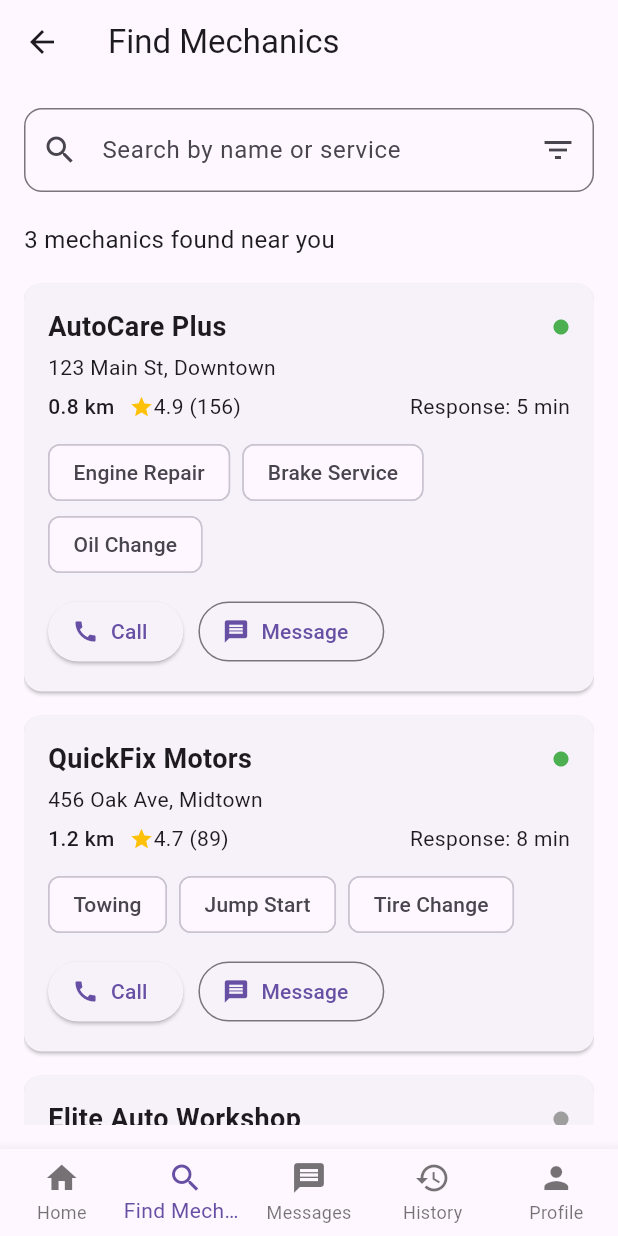
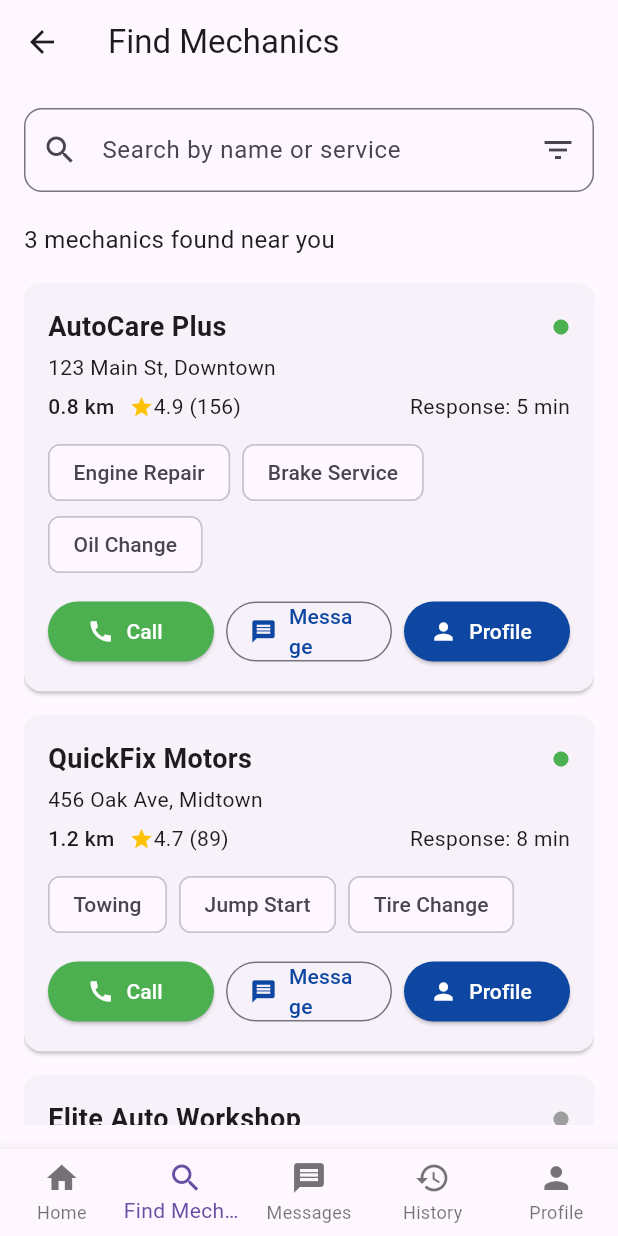
Before and after one commit to Abrar10592/MechaFind, a Flutter app: the UserHomePage screen opened by its route, item 2 of the bottom bar chosen, after a tap on "Call", on a phone screen of 412 x 824 dp. Run offline on Flutter 3.47's test engine with Material 3 defaults, Android fonts, the light colour scheme and no system bars; our stand-ins replace geocoding, geolocator.

Commit message:
Shahriar Commit

```diff
--- a/lib/detailed_mechanic_card.dart
+++ b/lib/detailed_mechanic_card.dart
@@ -1,9 +1,11 @@
 import 'package:flutter/material.dart';
+import 'screens/profile/mechanic_profile_page.dart';
+import 'services/mechanic_service.dart';
 
 class DetailedMechanicCard extends StatelessWidget {
   final Map<String, dynamic> mechanic;
 
-  const DetailedMechanicCard({Key? key, required this.mechanic}) : super(key: key);
+  const DetailedMechanicCard({super.key, required this.mechanic});
 
   @override
   Widget build(BuildContext context) {
@@ -67,16 +69,52 @@ class DetailedMechanicCard extends StatelessWidget {
             // Call + Message Buttons
             Row(
               children: [
-                ElevatedButton.icon(
-                  onPressed: () {},
-                  icon: const Icon(Icons.call),
-                  label: const Text('Call'),
+                Expanded(
+                  child: ElevatedButton.icon(
+                    onPressed: () {
+                      // Call functionality
+                    },
+                    icon: const Icon(Icons.call),
+                    label: const Text('Call'),
+                    style: ElevatedButton.styleFrom(
+                      backgroundColor: Colors.green,
+                      foregroundColor: Colors.white,
+                    ),
+                  ),
                 ),
-                const SizedBox(width: 10),
-                OutlinedButton.icon(
-                  onPressed: () {},
-                  icon: const Icon(Icons.message),
-                  label: const Text('Message'),
+                const SizedBox(width: 8),
+                Expanded(
+                  child: OutlinedButton.icon(
+                    onPressed: () {
+                      // Message functionality
+                    },
+                    icon: const Icon(Icons.message),
+                    label: const Text('Message'),
+                    style: OutlinedButton.styleFrom(
+                      foregroundColor: const Color(0xFF0D47A1),
+                    ),
+                  ),
+                ),
+                const SizedBox(width: 8),
+                Expanded(
+                  child: ElevatedButton.icon(
+                    onPressed: () {
+                      // Navigate to profile
+                      final mechanicModel = MechanicService.convertToMechanic(mechanic);
+                      Navigator.push(
+                        context,
+                        MaterialPageRoute(
+                          builder: (context) => MechanicProfilePage(mechanic: mechanicModel),
+                        ),
+                      );
+                    },
+                    icon: const Icon(Icons.person),
+                    label: const Text('Profile'),
+                    style: ElevatedButton.styleFrom(
+                      backgroundColor: const Color(0xFF0D47A1),
+                      foregroundColor: Colors.white,
+                    ),
+                  ),
                 ),
               ],
             ),
--- a/lib/find_mechanics.dart
+++ b/lib/find_mechanics.dart
@@ -3,7 +3,7 @@ import 'detailed_mechanic_card.dart';
 import 'widgets/bottom_navbar.dart';
 
 class FindMechanicsPage extends StatelessWidget {
-  const FindMechanicsPage({Key? key}) : super(key: key);
+  const FindMechanicsPage({super.key});
 
   @override
   Widget build(BuildContext context) {
@@ -62,7 +62,7 @@ class FindMechanicsPage extends StatelessWidget {
             Text('${mechanics.length} mechanics found near you',
                 style: const TextStyle(fontSize: 16)),
             const SizedBox(height: 10),
-            ...mechanics.map((mech) => DetailedMechanicCard(mechanic: mech)).toList(),
+            ...mechanics.map((mech) => DetailedMechanicCard(mechanic: mech)),
           ],
         ),
       ),
@@ -72,16 +72,19 @@ class FindMechanicsPage extends StatelessWidget {
           if (index == 1) return; // Already on Find Mechanics
           switch (index) {
             case 0:
-              Navigator.pushReplacementNamed(context, '/userHome');
+              Navigator.pushNamed(context, '/userHome');
               break;
             case 2:
-              Navigator.pushReplacementNamed(context, '/messages'); // add if exists
+              // Messages - can be implemented later
+              ScaffoldMessenger.of(context).showSnackBar(const SnackBar(
+                content: Text('Messages feature coming soon'),
+              ));
               break;
             case 3:
-              Navigator.pushReplacementNamed(context, '/history'); // add if exists
+              Navigator.pushNamed(context, '/history');
               break;
             case 4:
-              Navigator.pushReplacementNamed(context, '/profile'); // add if exists
+              Navigator.pushNamed(context, '/settings');
               break;
           }
         },
--- a/lib/home.dart
+++ b/lib/home.dart
@@ -1,6 +1,8 @@
 import 'package:flutter/material.dart';
 
 class WelcomePage extends StatelessWidget {
+  const WelcomePage({super.key});
+
   @override
   Widget build(BuildContext context) {
     return Scaffold(
--- a/lib/main.dart
+++ b/lib/main.dart
@@ -6,14 +6,16 @@ import 'signin.dart';
 import 'role.dart';
 import 'user_home.dart';
 import 'landing.dart';
-
-// Suppose you will create this page
+import 'screens/history/history_page.dart';
+import 'screens/settings/settings_profile_screen.dart';
 
 void main() {
   runApp(MechFindApp());
 }
 
 class MechFindApp extends StatelessWidget {
+  const MechFindApp({super.key});
+
   @override
   Widget build(BuildContext context) {
     return MaterialApp(
@@ -28,7 +30,8 @@ class MechFindApp extends StatelessWidget {
         '/userHome': (context) => UserHomePage(),
         '/home': (context) => WelcomePage(),
         '/find-mechanics': (context) => const FindMechanicsPage(),
-
+        '/history': (context) => const HistoryPage(),
+        '/settings': (context) => const SettingsProfileScreen(),
         //'/create_account': (context) => CreateAccountPage(),
       },
     );
--- a/lib/mechanic_card.dart
+++ b/lib/mechanic_card.dart
@@ -3,7 +3,7 @@ import 'package:flutter/material.dart';
 class MechanicCard extends StatelessWidget {
   final Map<String, dynamic> mechanic;
 
-  const MechanicCard({Key? key, required this.mechanic}) : super(key: key);
+  const MechanicCard({super.key, required this.mechanic});
 
   @override
   Widget build(BuildContext context) {
--- a/lib/role.dart
+++ b/lib/role.dart
@@ -2,7 +2,7 @@ import 'package:flutter/material.dart';
 import 'selected_role.dart'; // Import the global variable
 
 class RoleSelectionPage extends StatelessWidget {
-  const RoleSelectionPage({Key? key}) : super(key: key);
+  const RoleSelectionPage({super.key});
 
   @override
   Widget build(BuildContext context) {
@@ -75,13 +75,13 @@ class RoleCard extends StatelessWidget {
   final VoidCallback onTap;
 
   const RoleCard({
-    Key? key,
+    super.key,
     required this.icon,
     required this.title,
     required this.description,
     required this.bulletPoints,
     required this.onTap,
-  }) : super(key: key);
+  });
 
   @override
   Widget build(BuildContext context) {
--- a/lib/signin.dart
+++ b/lib/signin.dart
@@ -1,6 +1,8 @@
 import 'package:flutter/material.dart';
 
 class SignInPage extends StatefulWidget {
+  const SignInPage({super.key});
+
   @override
   _SignInPageState createState() => _SignInPageState();
 }
--- a/lib/signup.dart
+++ b/lib/signup.dart
@@ -1,6 +1,8 @@
 import 'package:flutter/material.dart';
 
 class SignUpPage extends StatefulWidget {
+  const SignUpPage({super.key});
+
   @override
   _SignUpPageState createState() => _SignUpPageState();
 }
--- a/lib/user_home.dart
+++ b/lib/user_home.dart
@@ -3,11 +3,10 @@ import 'location_service.dart';
 import 'mechanic_card.dart';
 import 'widgets/emergency_button.dart';
 import 'widgets/bottom_navbar.dart';
-import 'package:geolocator/geolocator.dart';
 import 'package:geocoding/geocoding.dart'; // Import geocoding
 
 class UserHomePage extends StatefulWidget {
-  const UserHomePage({Key? key}) : super(key: key);
+  const UserHomePage({super.key});
 
   @override
   _UserHomePageState createState() => _UserHomePageState();
@@ -111,16 +110,19 @@ class _UserHomePageState extends State<UserHomePage> {
           if (index == 0) return; // Already on Home
           switch (index) {
             case 1:
-              Navigator.pushReplacementNamed(context, '/find-mechanics');
+              Navigator.pushNamed(context, '/find-mechanics');
               break;
             case 2:
-              Navigator.pushReplacementNamed(context, '/messages'); // add if exists
+              // Messages - can be implemented later
+              ScaffoldMessenger.of(context).showSnackBar(const SnackBar(
+                content: Text('Messages feature coming soon'),
+              ));
               break;
             case 3:
-              Navigator.pushReplacementNamed(context, '/history'); // add if exists
+              Navigator.pushNamed(context, '/history');
               break;
             case 4:
-              Navigator.pushReplacementNamed(context, '/profile'); // add if exists
+              Navigator.pushNamed(context, '/settings');
               break;
           }
         },
--- a/lib/widgets/emergency_button.dart
+++ b/lib/widgets/emergency_button.dart
@@ -2,7 +2,7 @@ import 'package:flutter/material.dart';
 import 'package:flutter/services.dart';
 
 class EmergencyButton extends StatelessWidget {
-  const EmergencyButton({Key? key}) : super(key: key);
+  const EmergencyButton({super.key});
 
   @override
   Widget build(BuildContext context) {
```
Also changed, not shown: lib/landing.dart (+4 -3 lines), lib/models/mechanic.dart (added, +100 -0 lines), lib/models/service_history.dart (added, +59 -0 lines), lib/models/user_profile.dart (added, +55 -0 lines), lib/widgets/bottom_navbar.dart (+22 -5 lines), pubspec.yaml (+16 -0 lines), pubspec.lock, 1 other file.
